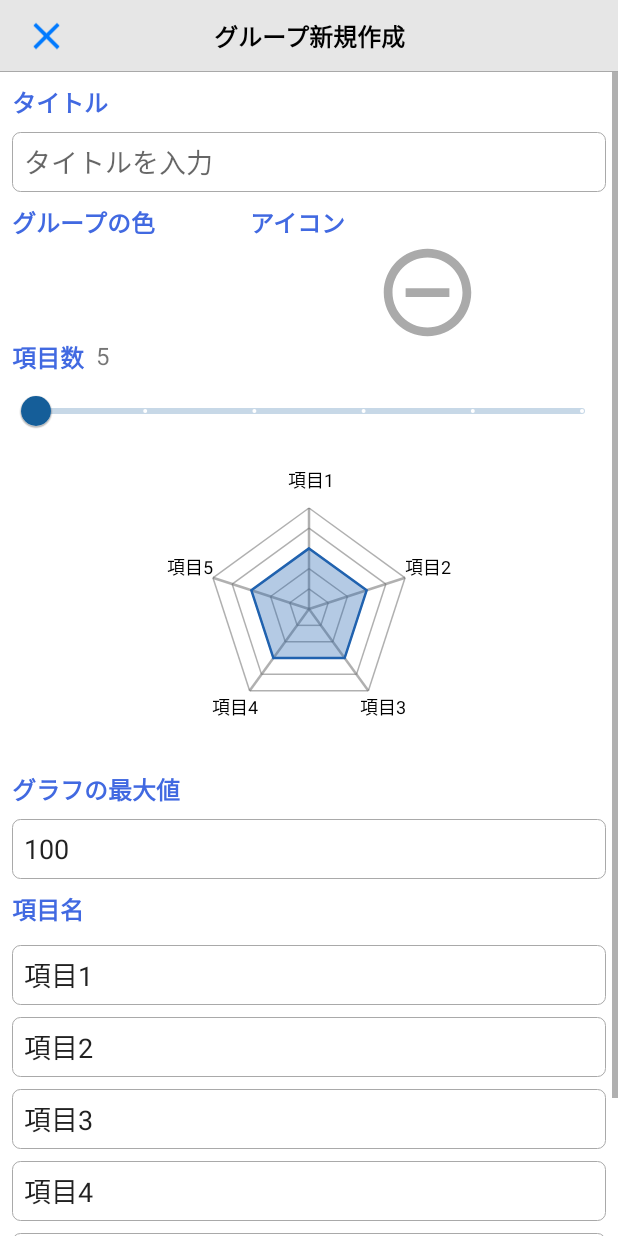
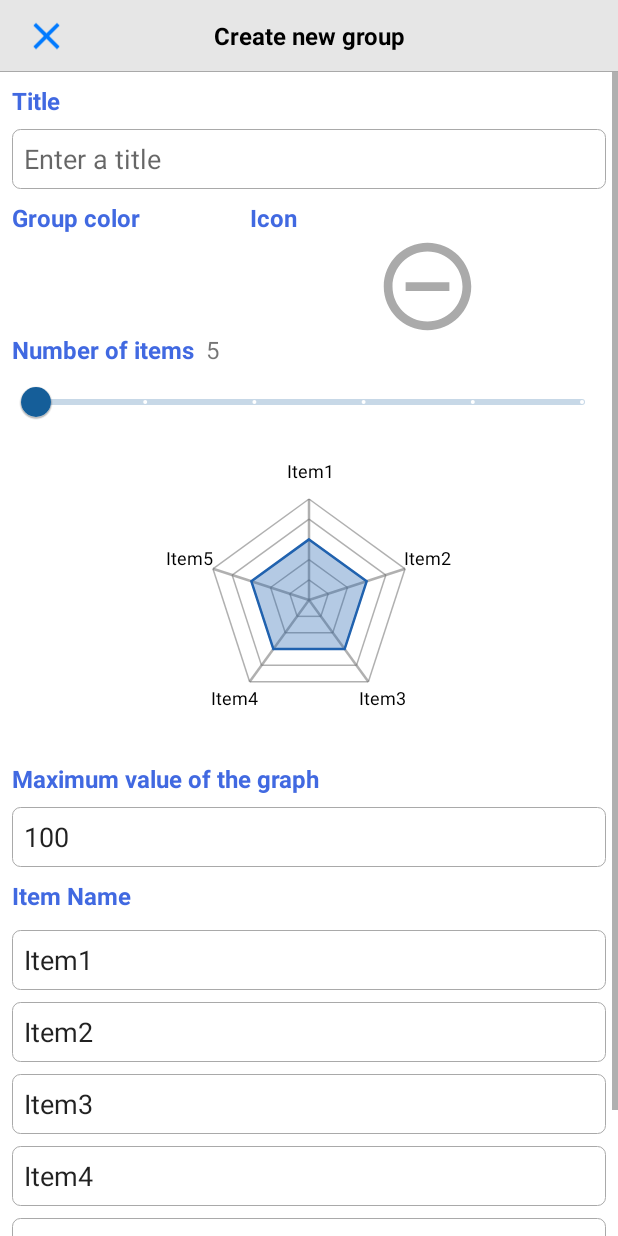
Before and after one commit to Aoc4456/Android_RadarChart, an Android app: the GroupCreateFragment screen opened through its navigation route, on a phone screen of 412 x 824 dp. Run offline under Robolectric (Android 15) with nearby library versions, the phone set to English and light mode, and no system bars; our stand-ins replace Dagger/Hilt's generated code, Room's generated code, Timber, data binding; libraries missing offline, so code that uses them is left out: com.canhub.cropper, petrov.kristiyan.colorpicker; 3 statements that could not run were skipped.

Commit message:
英語のリソースを追加 (+1 squashed commit) Squashed commits: [5ae8d0f] 英語のリソースを追加

```diff
--- a/app/src/main/java/com/aoc4456/radarchart/component/ColorPickerView.kt
+++ b/app/src/main/java/com/aoc4456/radarchart/component/ColorPickerView.kt
@@ -26,7 +26,7 @@ class ColorPickerView(context: Context, attrs: AttributeSet) :
         this.setOnClickListener {
             val colorPicker = ColorPicker(activity)
             colorPicker.disableDefaultButtons(true)
-            colorPicker.setTitle(resources.getString(R.string.choose_a_color))
+            colorPicker.setTitle(resources.getString(R.string.select_a_color))
 
             currentColor?.let {
                 colorPicker.setDefaultColorButton(it)
--- a/app/src/main/java/com/aoc4456/radarchart/screen/groupcreate/GroupCreateUtil.kt
+++ b/app/src/main/java/com/aoc4456/radarchart/screen/groupcreate/GroupCreateUtil.kt
@@ -1,6 +1,7 @@
 package com.aoc4456.radarchart.screen.groupcreate
 
 import com.aoc4456.radarchart.datasource.database.ChartGroupLabel
+import java.util.*
 
 object GroupCreateUtil {
     fun getExactlySizedTextList(textList: List<String>, numberOfItems: Int): List<String> {
@@ -12,12 +13,20 @@ object GroupCreateUtil {
     }
 
     fun getMaximumSizeTextList(labelList: List<ChartGroupLabel>): MutableList<String> {
-        val tempList = defaultTextList.toMutableList()
+        val tempList = getDefaultTextList().toMutableList()
         for (i in labelList.indices) {
             tempList[i] = labelList[i].text
         }
         return tempList
     }
 
-    val defaultTextList = listOf("項目1", "項目2", "項目3", "項目4", "項目5", "項目6", "項目7", "項目8")
+    fun getDefaultTextList(): List<String> {
+        val locale = Locale.getDefault()
+        val language = locale.language
+        return if (language == "ja") {
+            listOf("項目1", "項目2", "項目3", "項目4", "項目5", "項目6", "項目7", "項目8")
+        } else {
+            listOf("Item1", "Item2", "Item3", "Item4", "Item5", "Item6", "Item7", "Item8")
+        }
+    }
 }
--- a/app/src/main/java/com/aoc4456/radarchart/screen/groupcreate/GroupCreateViewModel.kt
+++ b/app/src/main/java/com/aoc4456/radarchart/screen/groupcreate/GroupCreateViewModel.kt
@@ -51,7 +51,7 @@ class GroupCreateViewModel @Inject constructor(
         }
 
     private var itemTextList =
-        MutableLiveData(GroupCreateUtil.defaultTextList.toMutableList())
+        MutableLiveData(GroupCreateUtil.getDefaultTextList().toMutableList())
 
     val exactlySizedTextList = MediatorLiveData<List<String>>().apply {
         addSource(numberOfItems) {
--- a/app/src/main/res/values/strings.xml
+++ b/app/src/main/res/values/strings.xml
@@ -1,51 +1,51 @@
 <resources>
-    <string name="app_name">レーダーチャート</string>
-    <string name="group">グループ</string>
-    <string name="group_empty">+ボタンをタップしてグループを作成しましょう！</string>
-    <string name="title">タイトル</string>
-    <string name="input_the_title">タイトルを入力</string>
-    <string name="group_color">グループの色</string>
-    <string name="icon">アイコン</string>
-    <string name="number_of_items">項目数</string>
-    <string name="maximum_value_of_the_graph">グラフの最大値</string>
-    <string name="item_name">項目名</string>
-    <string name="save">保存</string>
-    <string name="choose_a_color">色を選択</string>
-    <string name="set_group_icon">グループのアイコンを設定しますか？</string>
-    <string name="select">選択</string>
-    <string name="title_is_empty">タイトルが空です</string>
-    <string name="maximum_is_empty">グラフの最大値が空です</string>
-    <string name="maximum_is_illegal">グラフの最大値が不正です</string>
-    <string name="edit">編集</string>
-    <string name="create_new_group">グループ新規作成</string>
-    <string name="group_edit">グループ編集</string>
-    <string name="sort">並び替え</string>
-    <string name="sorting_items">項目の並び替え</string>
-    <string name="delete">削除</string>
-    <string name="cancel">キャンセル</string>
-    <string name="delete_group_title">このグループを削除しますか？</string>
-    <string name="delete_group_message">このグループと、グループ内の全てのチャートが削除されます。この操作は取り消せません。</string>
-    <string name="create_new_chart">チャート新規作成</string>
-    <string name="chart_edit">チャート編集</string>
-    <string name="maximum_value_of_graph">グラフの最大値 : %s</string>
-    <string name="total_and_average">合計 : %1$s &#160;&#160; 平均 : %2$s</string>
-    <string name="comment">コメント</string>
-    <string name="set_chart_icon">このチャートのアイコンを設定しますか？</string>
-    <string name="delete_chart_title">このチャートを削除しますか？</string>
-    <string name="delete_chart_message">この操作は取り消せません</string>
-    <string name="setting">設定</string>
-    <string name="created_at">作成日</string>
-    <string name="created_at_with_value">作成日 : %1$s</string>
-    <string name="updated_at">更新日</string>
-    <string name="updated_at_with_value">更新日 : %1$s</string>
-    <string name="total_value">合計値</string>
-    <string name="total_with_value">合計 : %1$s</string>
-    <string name="asc_order">昇順</string>
-    <string name="desc_order">降順</string>
-    <string name="chart_empty">+ボタンをタップしてチャートを作成しましょう！</string>
-    <string name="others">その他</string>
-    <string name="privacy_policy">プライバシーポリシー</string>
-    <string name="review_this_app">このアプリを評価する</string>
-    <string name="license">ライセンス</string>
-    <string name="app_version_with_value">アプリのバージョン : %1$s</string>
+    <string name="app_name">RadarChart</string>
+    <string name="group">Group</string>
+    <string name="group_empty">Tap the + button to create a group!</string>
+    <string name="title">Title</string>
+    <string name="input_the_title">Enter a title</string>
+    <string name="group_color">Group color</string>
+    <string name="icon">Icon</string>
+    <string name="number_of_items">Number of items</string>
+    <string name="maximum_value_of_the_graph">Maximum value of the graph</string>
+    <string name="item_name">Item Name</string>
+    <string name="save">Save</string>
+    <string name="select_a_color">Select a color</string>
+    <string name="set_group_icon">Do you want to set an icon for the group?</string>
+    <string name="select">Select</string>
+    <string name="title_is_empty">Title is empty.</string>
+    <string name="maximum_is_empty">Maximum value is empty.</string>
+    <string name="maximum_is_illegal">Invalid maximum value.</string>
+    <string name="edit">Edit</string>
+    <string name="create_new_group">Create new group</string>
+    <string name="group_edit">Group edit</string>
+    <string name="sort">Reordering</string>
+    <string name="sorting_items">Reordering items</string>
+    <string name="delete">Delete</string>
+    <string name="cancel">Cancel</string>
+    <string name="delete_group_title">Delete this group？</string>
+    <string name="delete_group_message">This group and all charts in the group will be deleted. This operation cannot be undone.</string>
+    <string name="create_new_chart">Create new chart</string>
+    <string name="chart_edit">Chart Edit</string>
+    <string name="maximum_value_of_graph">Maximum : %s</string>
+    <string name="total_and_average">Total : %1$s &#160;&#160; Average : %2$s</string>
+    <string name="comment">Comment</string>
+    <string name="set_chart_icon">Do you want to set an icon for the group?</string>
+    <string name="delete_chart_title">Delete this chart？</string>
+    <string name="delete_chart_message">This operation cannot be undone.</string>
+    <string name="setting">Settings</string>
+    <string name="created_at">Creation Date</string>
+    <string name="created_at_with_value">Created on : %1$s</string>
+    <string name="updated_at">Update Date</string>
+    <string name="updated_at_with_value">Updated on : %1$s</string>
+    <string name="total_value">Total value</string>
+    <string name="total_with_value">Total : %1$s</string>
+    <string name="asc_order">Asc</string>
+    <string name="desc_order">Desc</string>
+    <string name="chart_empty">Tap the + button to create a chart!</string>
+    <string name="others">Others</string>
+    <string name="privacy_policy">Privacy Policy</string>
+    <string name="review_this_app">Review this app</string>
+    <string name="license">Licenses</string>
+    <string name="app_version_with_value">Version of this app : %1$s</string>
 </resources>
```
Also changed, not shown: 1 other file.
